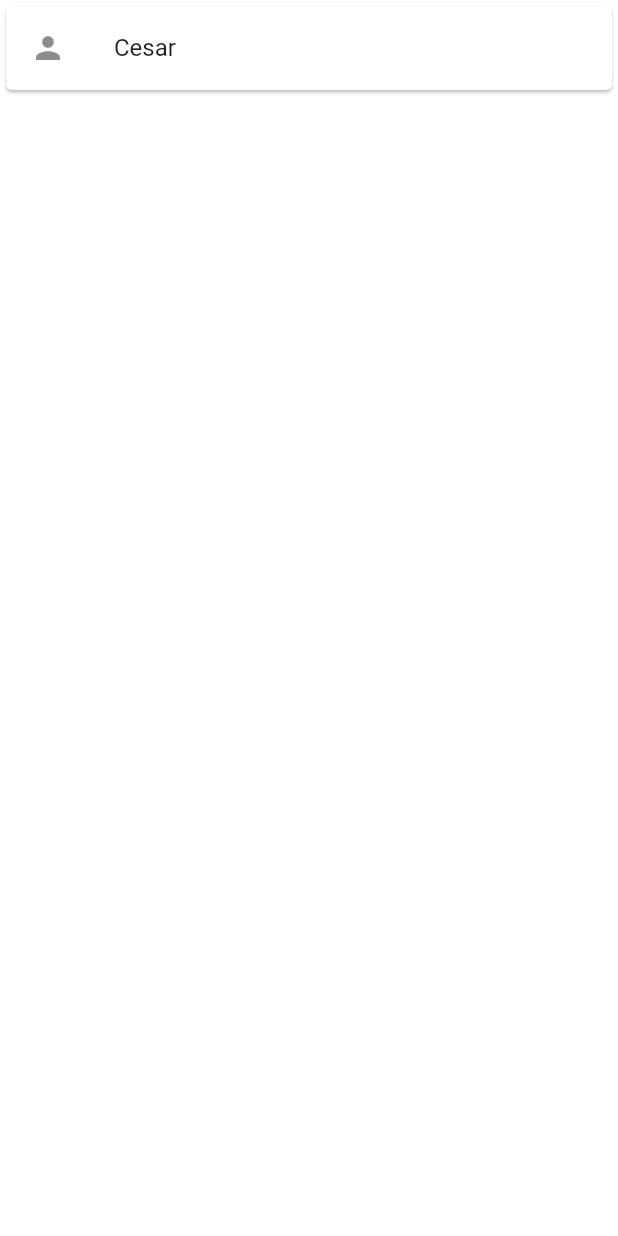
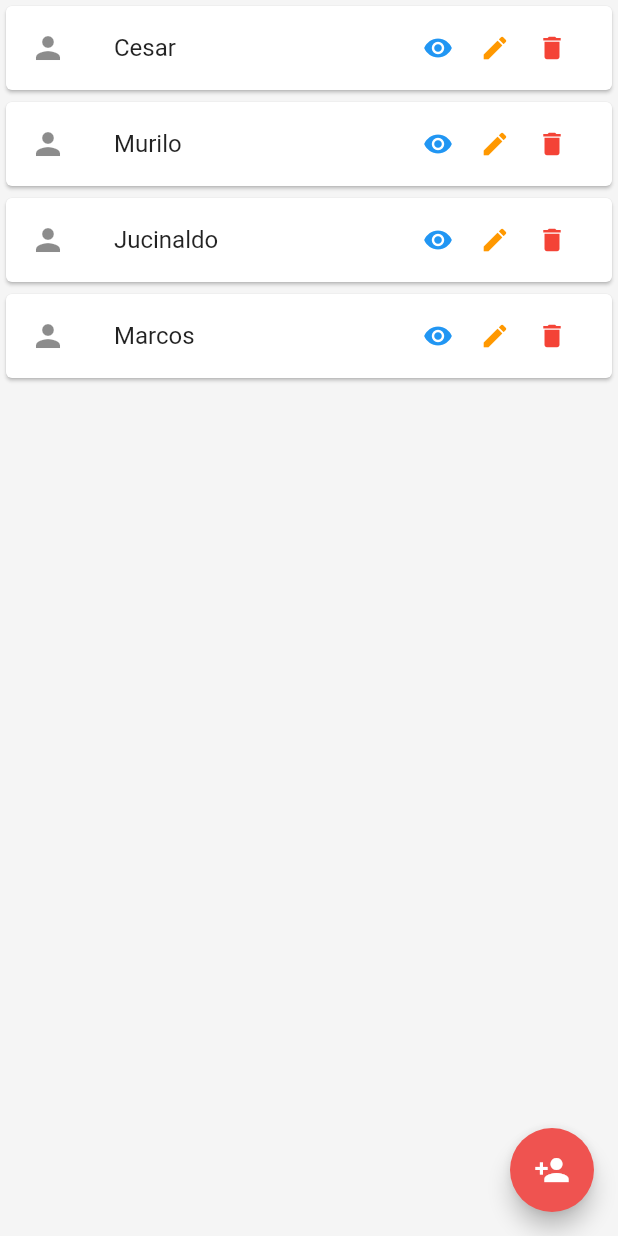
Before and after one commit to chauchuty/projeto-de-software, a Flutter app: the ClientesPage screen opened by its route, on a phone screen of 412 x 824 dp. Run offline on Flutter 3.47's test engine with Material 2 defaults, Android fonts, the phone set to English and light mode, and no system bars.

Commit message:
add: actions clientpage

```diff
--- a/flutter_app/lib/pages/clientes.page.dart
+++ b/flutter_app/lib/pages/clientes.page.dart
@@ -10,23 +10,57 @@ class ClientesPage extends StatefulWidget {
 class _ClientesPageState extends State<ClientesPage> {
   @override
   Widget build(BuildContext context) {
-    return ListView(
-      children: [
-        _listTile(),
-      ],
+    return Scaffold(
+      body: ListView(
+        children: [
+          _listTile('Cesar'),
+          _listTile('Murilo'),
+          _listTile('Jucinaldo'),
+          _listTile('Marcos'),
+        ],
+      ),
+      floatingActionButton: FloatingActionButton(
+        onPressed: () {},
+        child: const Icon(Icons.person_add),
+        backgroundColor: Colors.red[400],
+      ),
     );
   }
 
-  _listTile() {
-    return Column(
-      children: const [
-        Card(
-          child: ListTile(
-            leading: Icon(Icons.person),
-            title: Text('Cesar'),
-          ),
+  _listTile(String title) {
+    return Card(
+      child: ListTile(
+        leading: const Icon(Icons.person),
+        title: Text(title),
+        trailing: Wrap(
+          spacing: -10,
+          children: [
+            _iconButton(Icons.remove_red_eye, Colors.blue, _view),
+            _iconButton(Icons.edit, Colors.orange, _view),
+            _iconButton(Icons.delete, Colors.red, _view),
+          ],
         ),
-      ],
+      ),
     );
   }
+
+  _iconButton(IconData icon, Color iconColor, callback) {
+    return IconButton(
+      onPressed: () {
+        callback(context);
+      },
+      icon: Icon(icon, color: iconColor, size: 20),
+      splashRadius: 15,
+    );
+  }
+
+  _view(context) {
+    showDialog(
+        context: context,
+        builder: (context) {
+          return const AlertDialog(
+            title: Text('Hello World'),
+          );
+        });
+  }
 }
--- a/flutter_app/lib/widgets/scaffold.custom.dart
+++ b/flutter_app/lib/widgets/scaffold.custom.dart
@@ -10,11 +10,11 @@ class ScaffoldCustom extends StatefulWidget {
 }
 
 class _ScaffoldCustomState extends State<ScaffoldCustom> {
-  Widget page = const HomePage();
+  Widget _widget = const HomePage();
 
   callback(Widget widget) {
     setState(() {
-      page = widget;
+      _widget = widget;
     });
   }
 
@@ -25,7 +25,7 @@ class _ScaffoldCustomState extends State<ScaffoldCustom> {
         preferredSize: const Size(0, 100),
         child: AppBarCustom(callback: callback),
       ),
-      body: page,
+      body: _widget,
     );
   }
 }
```
